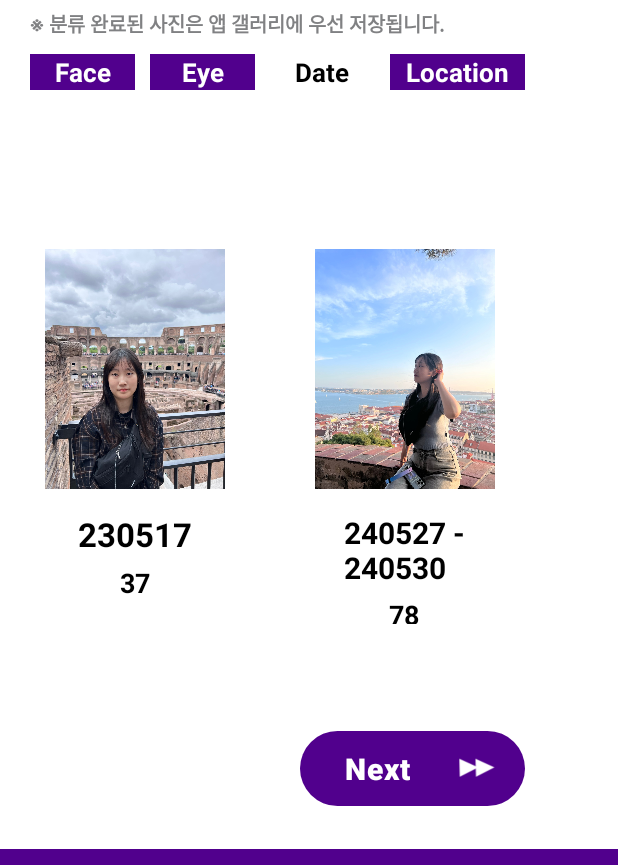
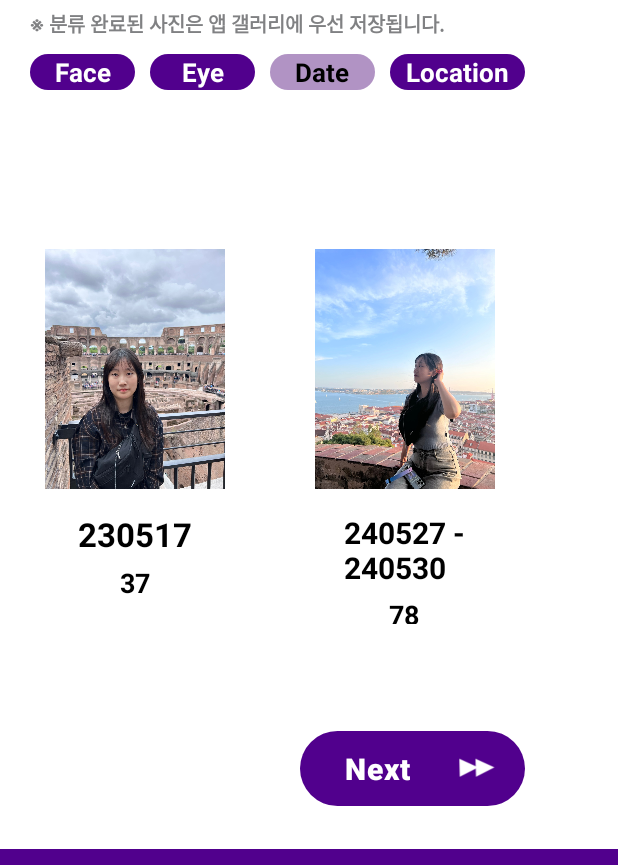
Before and after one commit to Jeongsunga/Image-Classification, an Android app: the Filter screen opened directly, with no data from a screen before it, after a tap on "Date", on a phone screen of 412 x 824 dp, the part 246-1111 px from its top. Run offline under Robolectric (Android 15) with nearby library versions, the phone set to English and light mode, and no system bars; 2 other taps on this screen came first.

Commit message:
10-06 13:09 complete

```diff
--- a/app/src/main/java/com/example/picutre/ui/activity/Filter.java
+++ b/app/src/main/java/com/example/picutre/ui/activity/Filter.java
@@ -142,65 +142,6 @@ public class Filter extends AppCompatActivity {
             }
         });
 
-//        btn_next.setOnClickListener(new View.OnClickListener() {
-//            @Override
-//            public void onClick(View v) {
-//                //분류 필터를 한 가지도 선택하지 않았을 때 토스트 문구 알림
-//                if(!chbox_faceOpen.isChecked() && !chbox_eyeclosed.isChecked() &&
-//                        !chbox_hopeDate.isChecked() && !chbox_locate.isChecked()) {
-//                    Toast toast = Toast.makeText(getApplicationContext(), "필터를 한 가지 선택해 주세요.",Toast.LENGTH_SHORT);
-//                    toast.show();
-//                }
-//                /*
-//                선택할 수 있는 필터
-//                1. 얼굴 보이기 넘기는 값 :1
-//                2. 눈 뜨기 : 2
-//                3. 날짜 : 3
-//                4. 위치 : 4
-//
-//                사용자가 선택한 분류 방식에 따라 서버에 다른 값을 넘겨주어 분류 파이썬 코드를 돌아가게 한다. */
-//                // 얼굴 보이기와 다른 필터를 하나 선택했을 때
-//                if(chbox_faceOpen.isChecked() && (chbox_locate.isChecked() || chbox_hopeDate.isChecked() || chbox_eyeclosed.isChecked())) {
-//                    Toast.makeText(getApplicationContext(), "필터를 한 가지만 선택해 주세요.",Toast.LENGTH_SHORT).show();
-//
-//                // 날짜와 다른 필터 하나를 선택했을 때
-//                }else if(chbox_hopeDate.isChecked() && (chbox_faceOpen.isChecked() || chbox_locate.isChecked() || chbox_eyeclosed.isChecked())) {
-//                    Toast.makeText(getApplicationContext(), "필터를 한 가지만 선택해 주세요.",Toast.LENGTH_SHORT).show();
-//                // 지역과 다른 필터 하나를 선택했을 때
-//                }else if(chbox_locate.isChecked() && (chbox_faceOpen.isChecked() || chbox_hopeDate.isChecked() || chbox_eyeclosed.isChecked())) {
-//                    Toast.makeText(getApplicationContext(), "필터를 한 가지만 선택해 주세요.",Toast.LENGTH_SHORT).show();
-//                // 눈과 다른 필터 하나를 선택했을 때
-//                } else if (chbox_eyeclosed.isChecked() && (chbox_faceOpen.isChecked() || chbox_hopeDate.isChecked() || chbox_locate.isChecked())) {
-//                    Toast.makeText(getApplicationContext(), "필터를 한 가지만 선택해 주세요.",Toast.LENGTH_SHORT).show();
-//                }
-//
-//                //얼굴 보이기 필터만 선택되었을 때
-//                if(chbox_faceOpen.isChecked() && !chbox_hopeDate.isChecked() && !chbox_locate.isChecked() && !chbox_eyeclosed.isChecked()) {
-//
-//                    sendDataToServer(1);
-//
-//                } // 날짜 필터만 선택되었을 때
-//                else if(chbox_hopeDate.isChecked() && !chbox_faceOpen.isChecked() && !chbox_locate.isChecked() && !chbox_eyeclosed.isChecked()) {
-//                    Intent intent = new Intent(Filter.this, DateFilter.class);
-//                    sendDataToServer(3);
-//                    startActivity(intent);
-//                }
-//                // 위치 필터만 선택되었을 때
-//                else if(chbox_locate.isChecked() && !chbox_faceOpen.isChecked() && !chbox_hopeDate.isChecked() && !chbox_eyeclosed.isChecked()) {
-//                    sendDataToServer(4);
-//                    Intent intent = new Intent(Filter.this, GalleryList.class);
-//                    startActivity(intent);
-//                }
-//                //  눈 보이기 필터가 선택되었을 때
-//                else if(chbox_eyeclosed.isChecked() && !chbox_hopeDate.isChecked() && !chbox_locate.isChecked() && !chbox_faceOpen.isChecked()) {
-//                    sendDataToServer(2);
-//                    Intent intent = new Intent(Filter.this, GalleryList.class);
-//                    startActivity(intent);
-//                }
-//
-//            }
-//        });
-
         ViewCompat.setOnApplyWindowInsetsListener(findViewById(R.id.main), (v, insets) -> {
             Insets systemBars = insets.getInsets(WindowInsetsCompat.Type.systemBars());
             v.setPadding(systemBars.left, systemBars.top, systemBars.right, systemBars.bottom);
@@ -209,49 +150,69 @@ public class Filter extends AppCompatActivity {
     }
 
     // Highlight the selected RelativeLayout to show it's been chosen
+//    private void highlightSelection(TextView selectedTextView) {
+//        if(selectedTextView == tv1) {
+//            selectedTextView.setBackgroundColor(Color.WHITE);
+//            selectedTextView.setTextColor(Color.BLACK);
+//
+//            tv2.setBackgroundColor(Color.argb(255, 81, 0, 141)); //보라색
+//            tv2.setTextColor(Color.WHITE);
+//            tv3.setBackgroundColor(Color.argb(255, 81, 0, 141)); //보라색
+//            tv3.setTextColor(Color.WHITE);
+//            tv4.setBackgroundColor(Color.argb(255, 81, 0, 141)); //보라색
+//            tv4.setTextColor(Color.WHITE);
+//        }
+//        else if(selectedTextView == tv2) {
+//            selectedTextView.setBackgroundColor(Color.WHITE);
+//            selectedTextView.setTextColor(Color.BLACK);
+//
+//            tv1.setBackgroundColor(Color.argb(255, 81, 0, 141)); //보라색
+//            tv1.setTextColor(Color.WHITE);
+//            tv3.setBackgroundColor(Color.argb(255, 81, 0, 141)); //보라색
+//            tv3.setTextColor(Color.WHITE);
+//            tv4.setBackgroundColor(Color.argb(255, 81, 0, 141)); //보라색
+//            tv4.setTextColor(Color.WHITE);
+//        }else if(selectedTextView == tv3) {
+//            selectedTextView.setBackgroundColor(Color.WHITE);
+//            selectedTextView.setTextColor(Color.BLACK);
+//
+//            tv2.setBackgroundColor(Color.argb(255, 81, 0, 141)); //보라색
+//            tv2.setTextColor(Color.WHITE);
+//            tv1.setBackgroundColor(Color.argb(255, 81, 0, 141)); //보라색
+//            tv1.setTextColor(Color.WHITE);
+//            tv4.setBackgroundColor(Color.argb(255, 81, 0, 141)); //보라색
+//            tv4.setTextColor(Color.WHITE);
+//        }else {
+//            selectedTextView.setBackgroundColor(Color.WHITE);
+//            selectedTextView.setTextColor(Color.BLACK);
+//
+//            tv2.setBackgroundColor(Color.argb(255, 81, 0, 141)); //보라색
+//            tv2.setTextColor(Color.WHITE);
+//            tv3.setBackgroundColor(Color.argb(255, 81, 0, 141)); //보라색
+//            tv3.setTextColor(Color.WHITE);
+//            tv1.setBackgroundColor(Color.argb(255, 81, 0, 141)); //보라색
+//            tv1.setTextColor(Color.WHITE);
+//        }
+//    }
+
     private void highlightSelection(TextView selectedTextView) {
-        if(selectedTextView == tv1) {
-            selectedTextView.setBackgroundColor(Color.WHITE);
-            selectedTextView.setTextColor(Color.BLACK);
+        // Reset all TextViews to the default background and text color
+        resetTextViews();
+        selectedTextView.setTextColor(Color.BLACK);
+        selectedTextView.setBackgroundResource(R.drawable.arc_menu);
+    }
 
-            tv2.setBackgroundColor(Color.argb(255, 81, 0, 141)); //보라색
-            tv2.setTextColor(Color.WHITE);
-            tv3.setBackgroundColor(Color.argb(255, 81, 0, 141)); //보라색
-            tv3.setTextColor(Color.WHITE);
-            tv4.setBackgroundColor(Color.argb(255, 81, 0, 141)); //보라색
-            tv4.setTextColor(Color.WHITE);
-        }
-        else if(selectedTextView == tv2) {
-            selectedTextView.setBackgroundColor(Color.WHITE);
-            selectedTextView.setTextColor(Color.BLACK);
+    private void resetTextViews() {
+        // Reset the text color and background for each TextView
+        tv1.setTextColor(Color.WHITE);
+        tv1.setBackgroundResource(R.drawable.arc_shape_purple);
+        tv2.setTextColor(Color.WHITE);
+        tv2.setBackgroundResource(R.drawable.arc_shape_purple);
 
-            tv1.setBackgroundColor(Color.argb(255, 81, 0, 141)); //보라색
-            tv1.setTextColor(Color.WHITE);
-            tv3.setBackgroundColor(Color.argb(255, 81, 0, 141)); //보라색
-            tv3.setTextColor(Color.WHITE);
-            tv4.setBackgroundColor(Color.argb(255, 81, 0, 141)); //보라색
-            tv4.setTextColor(Color.WHITE);
-        }else if(selectedTextView == tv3) {
-            selectedTextView.setBackgroundColor(Color.WHITE);
-            selectedTextView.setTextColor(Color.BLACK);
-
-            tv2.setBackgroundColor(Color.argb(255, 81, 0, 141)); //보라색
-            tv2.setTextColor(Color.WHITE);
-            tv1.setBackgroundColor(Color.argb(255, 81, 0, 141)); //보라색
-            tv1.setTextColor(Color.WHITE);
-            tv4.setBackgroundColor(Color.argb(255, 81, 0, 141)); //보라색
-            tv4.setTextColor(Color.WHITE);
-        }else {
-            selectedTextView.setBackgroundColor(Color.WHITE);
-            selectedTextView.setTextColor(Color.BLACK);
-
-            tv2.setBackgroundColor(Color.argb(255, 81, 0, 141)); //보라색
-            tv2.setTextColor(Color.WHITE);
-            tv3.setBackgroundColor(Color.argb(255, 81, 0, 141)); //보라색
-            tv3.setTextColor(Color.WHITE);
-            tv1.setBackgroundColor(Color.argb(255, 81, 0, 141)); //보라색
-            tv1.setTextColor(Color.WHITE);
-        }
+        tv3.setTextColor(Color.WHITE);
+        tv3.setBackgroundResource(R.drawable.arc_shape_purple);
+        tv4.setTextColor(Color.WHITE);
+        tv4.setBackgroundResource(R.drawable.arc_shape_purple);
     }
 
     private void sendDataToServer(int num) {
--- a/app/src/main/res/drawable/arc_menu.xml
+++ b/app/src/main/res/drawable/arc_menu.xml
@@ -1,5 +1,5 @@
 <?xml version="1.0" encoding="utf-8"?>
-<selector xmlns:android="http://schemas.android.com/apk/res/android">
+<shape xmlns:android="http://schemas.android.com/apk/res/android">
     <corners android:radius="35dp" />
     <solid android:color="@color/light_purple"/>
-</selector>
+</shape>
--- a/app/src/main/res/layout/fragment1.xml
+++ b/app/src/main/res/layout/fragment1.xml
@@ -7,13 +7,14 @@
         android:layout_width="wrap_content"
         android:layout_height="wrap_content"
         android:orientation="horizontal"
+
         android:layout_marginTop="30dp">
 
         <LinearLayout
             android:layout_width="180dp"
             android:layout_height="310dp"
 
-            android:background="@drawable/arc_menu"
+
             android:orientation="vertical">
 
             <ImageView
@@ -50,7 +51,7 @@
             android:layout_width="180dp"
             android:layout_height="310dp"
 
-            android:background="@drawable/arc_menu"
+
             android:orientation="vertical">
 
             <ImageView
--- a/app/src/main/res/layout/fragment2.xml
+++ b/app/src/main/res/layout/fragment2.xml
@@ -13,7 +13,7 @@
             android:layout_width="180dp"
             android:layout_height="310dp"
 
-            android:background="@drawable/arc_menu"
+
             android:orientation="vertical">
 
             <ImageView
@@ -50,7 +50,7 @@
             android:layout_width="180dp"
             android:layout_height="310dp"
 
-            android:background="@drawable/arc_menu"
+
             android:orientation="vertical">
 
             <ImageView
--- a/app/src/main/res/layout/fragment3.xml
+++ b/app/src/main/res/layout/fragment3.xml
@@ -13,7 +13,7 @@
             android:layout_width="180dp"
             android:layout_height="310dp"
 
-            android:background="@drawable/arc_menu"
+
             android:orientation="vertical">
 
             <ImageView
@@ -50,7 +50,7 @@
             android:layout_width="180dp"
             android:layout_height="310dp"
 
-            android:background="@drawable/arc_menu"
+
             android:orientation="vertical">
 
             <ImageView
--- a/app/src/main/res/layout/fragment4.xml
+++ b/app/src/main/res/layout/fragment4.xml
@@ -13,7 +13,7 @@
             android:layout_width="110dp"
             android:layout_height="220dp"
             android:layout_marginLeft="10dp"
-            android:background="@drawable/arc_menu"
+
             android:orientation="vertical">
 
             <ImageView
@@ -50,7 +50,7 @@
             android:layout_width="110dp"
             android:layout_height="220dp"
             android:layout_marginLeft="5dp"
-            android:background="@drawable/arc_menu"
+
             android:orientation="vertical">
 
             <ImageView
@@ -87,7 +87,7 @@
             android:layout_width="110dp"
             android:layout_height="220dp"
             android:layout_marginLeft="5dp"
-            android:background="@drawable/arc_menu"
+
             android:orientation="vertical">
 
             <ImageView
--- a/app/src/main/res/values/colors.xml
+++ b/app/src/main/res/values/colors.xml
@@ -4,4 +4,5 @@
     <color name="white">#FFFFFFFF</color>
     <color name="purple">#51008D</color>
     <color name="light_purple">#B193C4</color>
+    <color name="pale_purple">#FFEB80</color>
 </resources>
```
